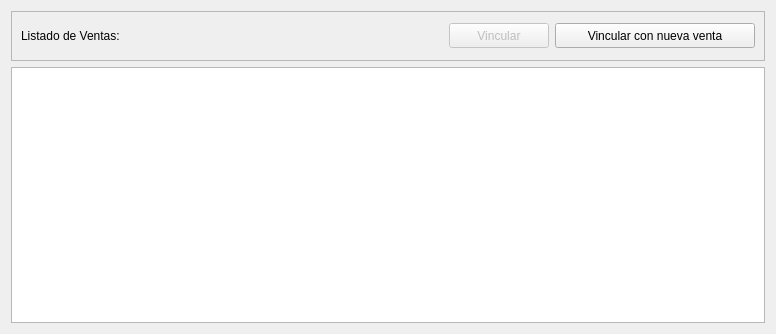
This is compraventa.ui in rockols/acopio as Qt 5 draws it before an edit. The edited form follows.
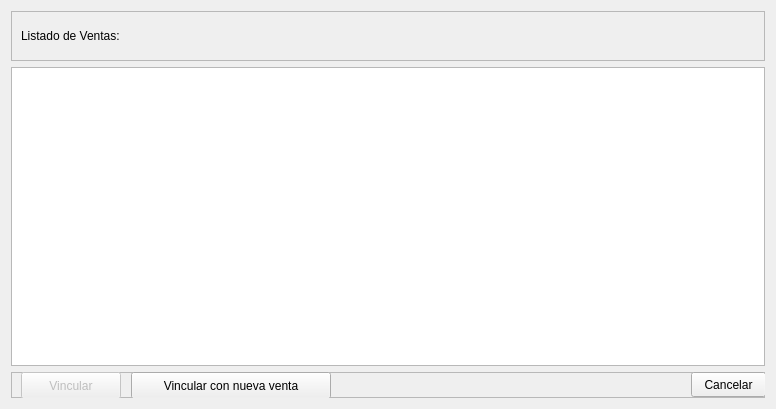
This is the edited form.

The edit to the form file:
```diff
--- a/compraventa.ui
+++ b/compraventa.ui
@@ -7,7 +7,7 @@
     <x>0</x>
     <y>0</y>
     <width>776</width>
-    <height>334</height>
+    <height>409</height>
    </rect>
   </property>
   <property name="minimumSize">
@@ -51,11 +51,38 @@
         </property>
        </widget>
       </item>
-      <item row="0" column="1">
+     </layout>
+    </widget>
+   </item>
+   <item>
+    <widget class="QTableView" name="ventasList"/>
+   </item>
+   <item>
+    <widget class="QFrame" name="frame_2">
+     <property name="minimumSize">
+      <size>
+       <width>0</width>
+       <height>26</height>
+      </size>
+     </property>
+     <property name="frameShape">
+      <enum>QFrame::StyledPanel</enum>
+     </property>
+     <property name="frameShadow">
+      <enum>QFrame::Raised</enum>
+     </property>
        <widget class="QPushButton" name="vincular">
         <property name="enabled">
          <bool>false</bool>
         </property>
+      <property name="geometry">
+       <rect>
+        <x>10</x>
+        <y>0</y>
+        <width>100</width>
+        <height>27</height>
+       </rect>
+      </property>
         <property name="minimumSize">
          <size>
           <width>100</width>
@@ -75,9 +102,15 @@
          <string>Vincular</string>
         </property>
        </widget>
-      </item>
-      <item row="0" column="3">
        <widget class="QPushButton" name="nueva_venta">
+      <property name="geometry">
+       <rect>
+        <x>120</x>
+        <y>0</y>
+        <width>200</width>
+        <height>27</height>
+       </rect>
+      </property>
         <property name="minimumSize">
          <size>
           <width>200</width>
@@ -97,12 +130,29 @@
          <string>Vincular con nueva venta</string>
         </property>
        </widget>
-      </item>
-     </layout>
-    </widget>
-   </item>
-   <item>
-    <widget class="QTableView" name="ventasList"/>
+     <widget class="QPushButton" name="pushButton">
+      <property name="geometry">
+       <rect>
+        <x>680</x>
+        <y>0</y>
+        <width>75</width>
+        <height>25</height>
+       </rect>
+      </property>
+      <property name="minimumSize">
+       <size>
+        <width>0</width>
+        <height>25</height>
+       </size>
+      </property>
+      <property name="styleSheet">
+       <string notr="true">font: 12pt &quot;MS Shell Dlg 2&quot;;</string>
+      </property>
+      <property name="text">
+       <string>Cancelar</string>
+      </property>
+     </widget>
+    </widget>
    </item>
   </layout>
  </widget>
```
Lines whose indentation alone changed are shown as unchanged.
